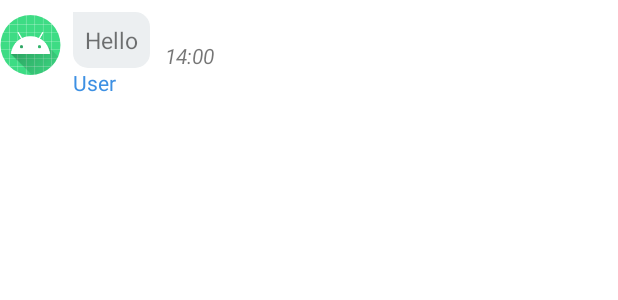
After one commit to pcingame/DATN, an Android app: the layout chatitem_left_group.xml on its own in the app's theme, with its tools: preview values and no code run, on a phone screen of 412 x 824 dp. The commit adds this screen. Shown: the top 300 px of the screen. Run offline under Robolectric (Android 15) with nearby library versions, the light colour scheme and no system bars.

Commit message:
- 9/6 : create private chat list : 80%           create group chat list : 90%           create group chat: 100%           add change password feature: 100%           fix defaultinfo: 100

```diff
--- /dev/null
+++ b/src/main/res/layout/chatitem_left_group.xml
@@ -0,0 +1,96 @@
+<?xml version="1.0" encoding="utf-8"?>
+<LinearLayout xmlns:android="http://schemas.android.com/apk/res/android"
+    xmlns:app="http://schemas.android.com/apk/res-auto"
+    android:layout_width="match_parent"
+    android:layout_height="wrap_content"
+    android:orientation="horizontal">
+
+    <de.hdodenhof.circleimageview.CircleImageView
+        android:id="@+id/imgAvatarMess"
+        android:layout_width="0dp"
+        android:layout_height="50dp"
+        android:layout_weight="1"
+        android:paddingTop="10dp"
+        android:src="@mipmap/ic_launcher"
+        android:visibility="visible" />
+
+    <LinearLayout
+        android:id="@+id/layout_message_group"
+        android:layout_width="0dp"
+        android:layout_height="wrap_content"
+        android:layout_gravity="center"
+        android:layout_weight="9"
+        android:orientation="vertical"
+        android:padding="8dp">
+
+        <ImageView
+            android:id="@+id/imgMessage"
+            android:layout_width="200dp"
+            android:layout_height="130dp"
+            android:layout_margin="5dp"
+            android:scaleType="centerCrop"
+            android:visibility="gone"
+            app:srcCompat="@drawable/ic_launcher_background" />
+
+        <LinearLayout
+            android:id="@+id/layout_file"
+            android:layout_width="wrap_content"
+            android:layout_height="wrap_content"
+            android:layout_gravity="start"
+            android:layout_margin="3dp"
+            android:gravity="center"
+            android:orientation="vertical"
+            android:visibility="gone">
+
+            <ImageView
+                android:id="@+id/imgFile"
+                android:layout_width="75dp"
+                android:layout_height="100dp"
+                android:src="@drawable/pdf" />
+
+            <TextView
+                android:id="@+id/tvFileName"
+                android:layout_width="wrap_content"
+                android:layout_height="wrap_content"
+                android:maxLines="1"
+                android:text="@string/user_name"
+                android:textColor="@color/black"
+                android:textSize="16sp" />
+        </LinearLayout>
+
+        <LinearLayout
+            android:layout_width="match_parent"
+            android:layout_height="wrap_content"
+            android:orientation="horizontal">
+
+            <TextView
+                android:id="@+id/show_message"
+                android:layout_width="wrap_content"
+                android:layout_height="wrap_content"
+                android:background="@drawable/backgroundleft"
+                android:padding="8dp"
+                android:text="Hello"
+                android:textSize="15sp"
+                android:visibility="visible" />
+
+            <TextView
+                android:id="@+id/displaytime"
+                android:layout_width="wrap_content"
+                android:layout_height="wrap_content"
+                android:layout_marginStart="10dp"
+                android:layout_marginTop="10dp"
+                android:text="14:00"
+                android:textStyle="italic"
+                android:visibility="visible" />
+        </LinearLayout>
+        <TextView
+            android:id="@+id/tvGroupMemberName"
+            android:layout_width="wrap_content"
+            android:layout_height="wrap_content"
+            android:layout_gravity="start"
+            android:text="User"
+            android:textColor="@color/background_app"
+            android:textSize="14sp" />
+    </LinearLayout>
+
+</LinearLayout>
--- a/src/main/res/layout/contact_item_layout.xml
+++ b/src/main/res/layout/contact_item_layout.xml
@@ -54,7 +54,6 @@
                     android:textSize="16sp" />
             </LinearLayout>
 
-
             <ImageView
                 android:id="@+id/imgIsOnline"
                 android:layout_width="20dp"
@@ -63,8 +62,6 @@
                 android:layout_centerInParent="true"
                 android:layout_marginStart="5dp"
                 android:src="@drawable/offline" />
-
         </RelativeLayout>
-
     </androidx.cardview.widget.CardView>
 </RelativeLayout>
--- a/src/main/res/layout/fragment_my_profile.xml
+++ b/src/main/res/layout/fragment_my_profile.xml
@@ -181,6 +181,4 @@
             android:textColor="@color/white"
             android:textSize="20sp" />
     </LinearLayout>
-
-
 </LinearLayout>
```
Also changed, not shown: src/main/java/com/example/appchatdemo/activities/GroupMessageActivity.java (+25 -4 lines), src/main/java/com/example/appchatdemo/adapter/GroupAdapter.java (+45 -4 lines), src/main/java/com/example/appchatdemo/adapter/GroupMessageAdapter.java (+20 -4 lines), src/main/java/com/example/appchatdemo/model/GroupMessageModel.java (+21 -1 lines), src/main/res/layout/chatitem_right_group.xml (added, +101 -0 lines), src/main/res/layout/group_item_layout.xml (+7 -7 lines).
